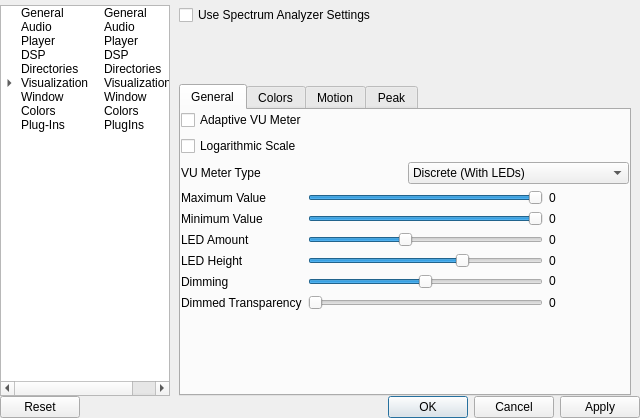
Before: the Qt Designer form ui/SetupWindow.ui in ModPlugPlayer/ModPlugPlayer, drawn with Qt 5.
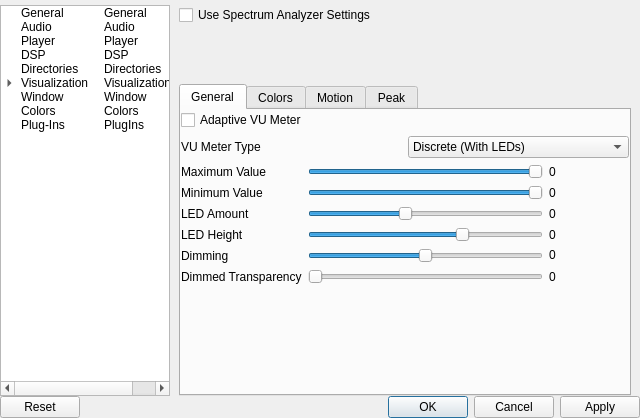
After: the same form once the commit is applied. The open tabs and pages were chosen to show the change. Icons and pictures are not drawn. Custom widgets are drawn as their Qt base class.

Commit message: Spectrum analyzer logarithmic scale feature works now

The edit to the form file:
```diff
--- a/ui/SetupWindow.ui
+++ b/ui/SetupWindow.ui
@@ -3652,13 +3652,6 @@
                    </property>
                   </widget>
                  </item>
-                 <item>
-                  <widget class="QCheckBox" name="vuMeterLogarithmicScale">
-                   <property name="text">
-                    <string>Logarithmic Scale</string>
-                   </property>
-                  </widget>
-                 </item>
                 </layout>
                </item>
                <item row="2" column="0">
```
The commit also changes 9 other files.
